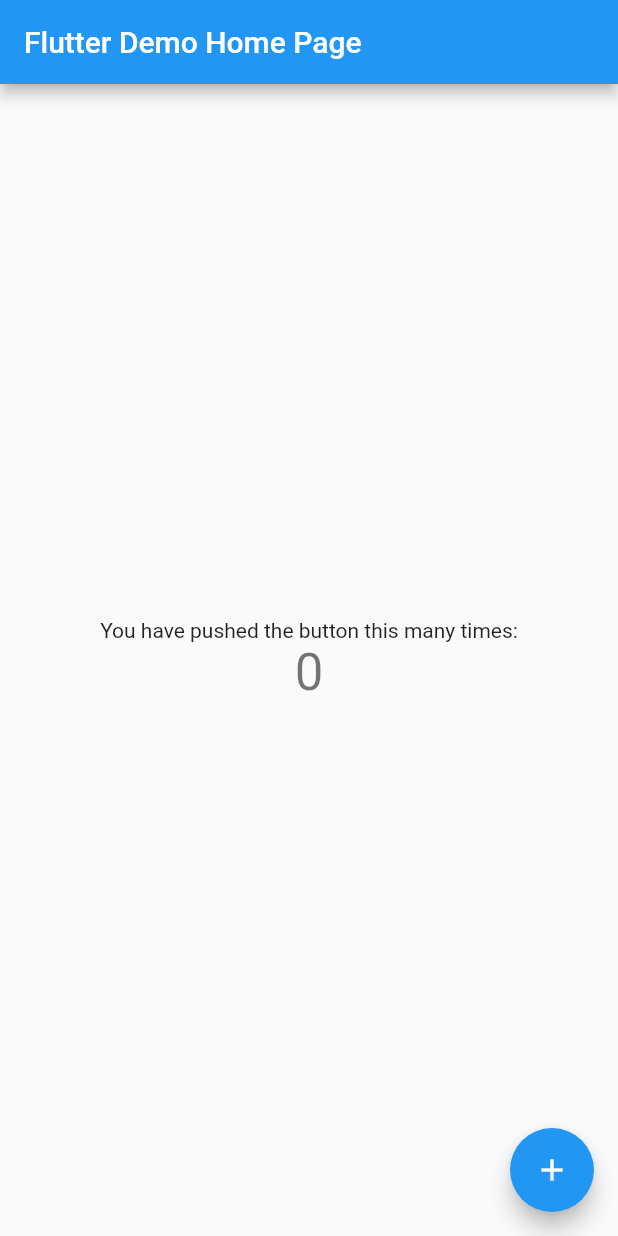
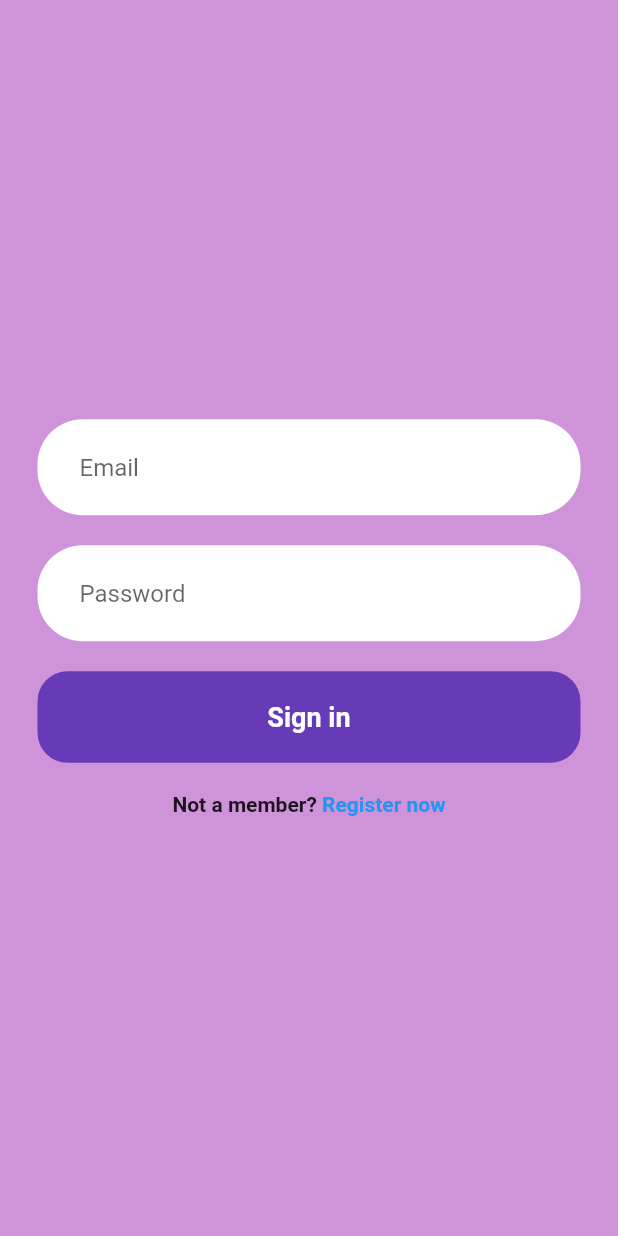
Before and after one commit to KhusseinGashimov/project1, a Flutter app: the screen it shows after launch, on a phone screen of 412 x 824 dp. Run offline on Flutter 3.47's test engine with Material 2 defaults, Android fonts, the phone set to English and light mode, and no system bars.

Commit message:
Firebase with some preparation tips/create base to start application

```diff
--- /dev/null
+++ b/lib/login_page.dart
@@ -0,0 +1,91 @@
+
+import 'package:flutter/material.dart';
+
+class LoginPage extends StatefulWidget {
+  const LoginPage({Key? key}) : super(key: key);
+
+  @override
+  State<LoginPage> createState() => _LoginPageState();
+}
+
+class _LoginPageState extends State<LoginPage> {
+  @override
+  Widget build(BuildContext context) {
+    return Scaffold(
+      backgroundColor: Colors.purple[200],
+      body: SafeArea(
+        child: Center(
+          child: Column(
+            mainAxisAlignment: MainAxisAlignment.center,
+            crossAxisAlignment: CrossAxisAlignment.center,
+            children: [
+              Padding(
+                padding: const EdgeInsets.symmetric(horizontal: 25.0),
+                child: Container(
+                  padding: const EdgeInsets.all(8),
+                  decoration: BoxDecoration(
+                    color: Colors.white,
+                    borderRadius: BorderRadius.circular(30)
+                  ),
+                  child: const Padding(
+                    padding: EdgeInsets.only(left: 20.0),
+                    child: TextField(
+                      decoration: InputDecoration(
+                        border: InputBorder.none,
+                        hintText: 'Email'
+                      ),
+                    ),
+                  ),
+                ),
+              ),
+              const SizedBox(height: 20,),
+              Padding(
+                padding: const EdgeInsets.symmetric(horizontal: 25.0),
+                child: Container(
+                  padding: const EdgeInsets.all(8),
+                  decoration: BoxDecoration(
+                      color: Colors.white,
+                      borderRadius: BorderRadius.circular(30)
+                  ),
+                  child: const Padding(
+                    padding: EdgeInsets.only(left: 20.0),
+                    child: TextField(
+                      obscureText: true,
+                      decoration: InputDecoration(
+                          border: InputBorder.none,
+                          hintText: 'Password'
+                      ),
+                    ),
+                  ),
+                ),
+              ),
+              const SizedBox(height: 20,),
+              Padding(
+                padding: const EdgeInsets.symmetric(horizontal: 25.0),
+                child: Container(
+                  padding: const EdgeInsets.all(20),
+                    decoration: BoxDecoration(
+                      color: Colors.deepPurple,
+                      borderRadius: BorderRadius.circular(20)
+                    ),
+                    child: const Center(child: Text("Sign in",style: TextStyle(color: Colors.white,fontSize: 18,fontWeight: FontWeight.bold),))),
+              ),
+              const SizedBox(height: 20,),
+              Center(
+                child: Row(
+                  mainAxisAlignment: MainAxisAlignment.center,
+                  crossAxisAlignment: CrossAxisAlignment.center,
+                  children: const [
+                    Text('Not a member? ',
+                    style: TextStyle(fontWeight: FontWeight.bold),),
+                    Text('Register now',style: TextStyle(color: Colors.blue,fontWeight: FontWeight.bold),),
+                  ],
+                ),
+              )
+            ],
+          ),
+        ),
+      ),
+    );
+  }
+}
--- a/lib/main.dart
+++ b/lib/main.dart
@@ -1,4 +1,5 @@
 import 'package:flutter/material.dart';
+import 'package:project1/login_page.dart';
 
 void main() {
   runApp(const MyApp());
@@ -10,106 +11,9 @@ class MyApp extends StatelessWidget {
   // This widget is the root of your application.
   @override
   Widget build(BuildContext context) {
-    return MaterialApp(
-      title: 'Flutter Demo',
-      theme: ThemeData(
-        // This is the theme of your application.
-        //
-        // Try running your application with "flutter run". You'll see the
-        // application has a blue toolbar. Then, without quitting the app, try
-        // changing the primarySwatch below to Colors.green and then invoke
-        // "hot reload" (press "r" in the console where you ran "flutter run",
-        // or simply save your changes to "hot reload" in a Flutter IDE).
-        // Notice that the counter didn't reset back to zero; the application
-        // is not restarted.
-        primarySwatch: Colors.blue,
-      ),
-      home: const MyHomePage(title: 'Flutter Demo Home Page'),
+    return const MaterialApp(
+      debugShowCheckedModeBanner: false,
+      home: LoginPage(),
     );
   }
 }
-
-class MyHomePage extends StatefulWidget {
-  const MyHomePage({super.key, required this.title});
-
-  // This widget is the home page of your application. It is stateful, meaning
-  // that it has a State object (defined below) that contains fields that affect
-  // how it looks.
-
-  // This class is the configuration for the state. It holds the values (in this
-  // case the title) provided by the parent (in this case the App widget) and
-  // used by the build method of the State. Fields in a Widget subclass are
-  // always marked "final".
-
-  final String title;
-
-  @override
-  State<MyHomePage> createState() => _MyHomePageState();
-}
-
-class _MyHomePageState extends State<MyHomePage> {
-  int _counter = 0;
-
-  void _incrementCounter() {
-    setState(() {
-      // This call to setState tells the Flutter framework that something has
-      // changed in this State, which causes it to rerun the build method below
-      // so that the display can reflect the updated values. If we changed
-      // _counter without calling setState(), then the build method would not be
-      // called again, and so nothing would appear to happen.
-      _counter++;
-    });
-  }
-
-  @override
-  Widget build(BuildContext context) {
-    // This method is rerun every time setState is called, for instance as done
-    // by the _incrementCounter method above.
-    //
-    // The Flutter framework has been optimized to make rerunning build methods
-    // fast, so that you can just rebuild anything that needs updating rather
-    // than having to individually change instances of widgets.
-    return Scaffold(
-      appBar: AppBar(
-        // Here we take the value from the MyHomePage object that was created by
-        // the App.build method, and use it to set our appbar title.
-        title: Text(widget.title),
-      ),
-      body: Center(
-        // Center is a layout widget. It takes a single child and positions it
-        // in the middle of the parent.
-        child: Column(
-          // Column is also a layout widget. It takes a list of children and
-          // arranges them vertically. By default, it sizes itself to fit its
-          // children horizontally, and tries to be as tall as its parent.
-          //
-          // Invoke "debug painting" (press "p" in the console, choose the
-          // "Toggle Debug Paint" action from the Flutter Inspector in Android
-          // Studio, or the "Toggle Debug Paint" command in Visual Studio Code)
-          // to see the wireframe for each widget.
-          //
-          // Column has various properties to control how it sizes itself and
-          // how it positions its children. Here we use mainAxisAlignment to
-          // center the children vertically; the main axis here is the vertical
-          // axis because Columns are vertical (the cross axis would be
-          // horizontal).
-          mainAxisAlignment: MainAxisAlignment.center,
-          children: <Widget>[
-            const Text(
-              'You have pushed the button this many times:',
-            ),
-            Text(
-              '$_counter',
-              style: Theme.of(context).textTheme.headline4,
-            ),
-          ],
-        ),
-      ),
-      floatingActionButton: FloatingActionButton(
-        onPressed: _incrementCounter,
-        tooltip: 'Increment',
-        child: const Icon(Icons.add),
-      ), // This trailing comma makes auto-formatting nicer for build methods.
-    );
-  }
-}
--- a/pubspec.yaml
+++ b/pubspec.yaml
@@ -36,6 +36,9 @@ dependencies:
   # The following adds the Cupertino Icons font to your application.
   # Use with the CupertinoIcons class for iOS style icons.
   cupertino_icons: ^1.0.2
+  firebase_auth: ^4.4.2
+  cloud_firestore: ^4.5.2
+
 
 dev_dependencies:
   flutter_test:
```
Also changed, not shown: pubspec.lock, 3 other files.
